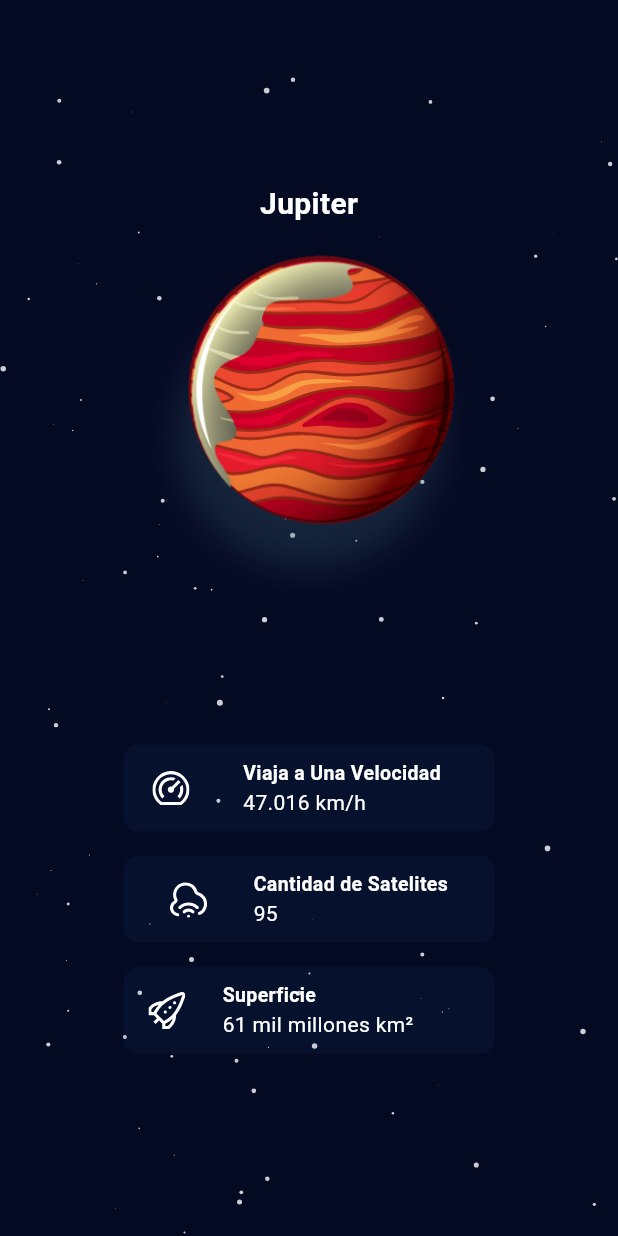
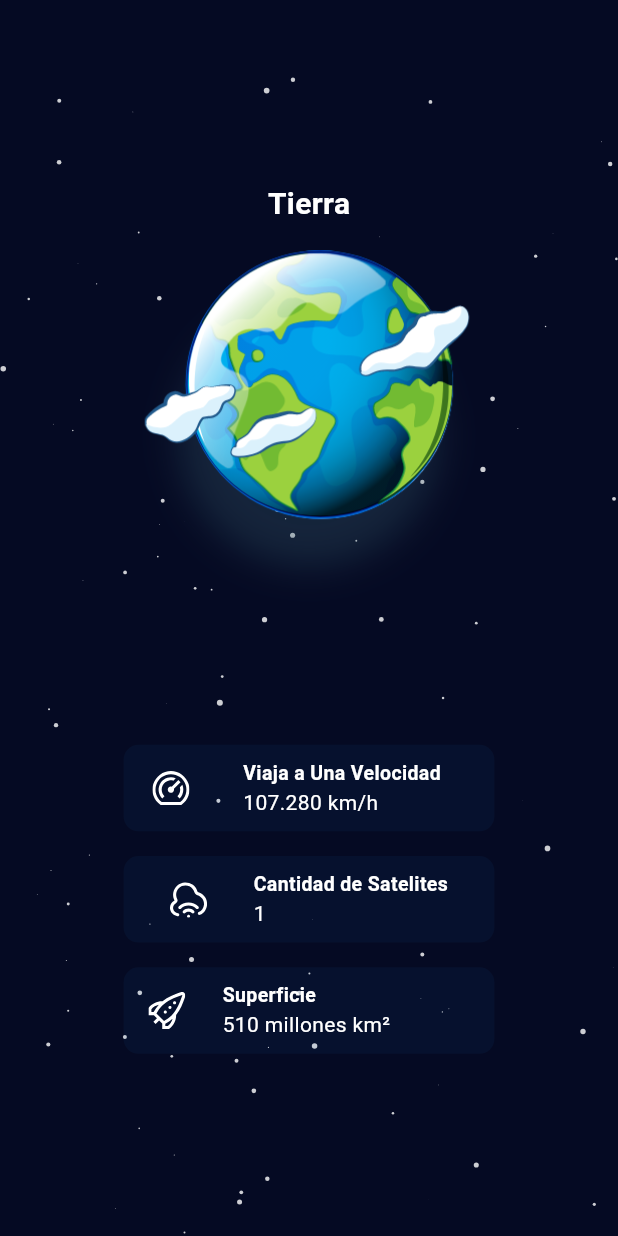
Before and after one commit to ItzRodri/spaceapp, a Flutter app: the Homescreen screen opened directly, swiped to page 3, on a phone screen of 412 x 824 dp. Run offline on Flutter 3.47's test engine with Material 3 defaults, Android fonts, the light colour scheme and no system bars; our stand-ins replace flutter_svg, lottie, responsive_sizer; missing offline and left inert: panorama_viewer.

Commit message:
Fix Neptuno

```diff
--- a/spaceapp/lib/screen/homescreen.dart
+++ b/spaceapp/lib/screen/homescreen.dart
@@ -15,67 +15,67 @@ class Homescreen extends StatefulWidget {
 class _HomescreenState extends State<Homescreen>
     with SingleTickerProviderStateMixin {
   final List<String> planetImages = [
+    'assets/mercury.png',
+    'assets/venus.png',
     'assets/earth.png',
     'assets/mars.png',
     'assets/jupiter.png',
     'assets/saturn.png',
-    'assets/mercury.png',
+    'assets/uranus.png',
     'assets/neptune.png',
-    'assets/venus.png',
-    'assets/uranus.png',
   ];
   final List<String> planetKM = [
+    '8 mil millones km²',
+    '460 millones km²',
     '510 millones km²', // Tierra
     '144 millones km²', // Marte
     '61 mil millones km²', // Júpiter
     '42 mil millones km²', // Saturno
-    '8 mil millones km²', // Mercurio
-    '7.6 mil millones km²', // Neptuno
-    '460 millones km²', // Venus
-    '74 millones km²', // Urano
+    '74 millones km²',
+    '7.6 mil millones km²',
   ];
 
   final List<String> planetV = [
+    '172.404 km/h',
+    '126.108 km/h',
     '107.280 km/h',
     '86.868 km/h ',
     '47.016 km/h',
     '34.705 km/h',
-    '172.404 km/h',
+    '24.516 km/h',
     '19.548 km/h',
-    '126.108 km/h',
-    '24.516 km/h'
   ];
   final List<String> planetSatelites = [
+    '0',
+    '0',
     '1',
     '2',
     '95',
     '146',
-    '0',
+    '28',
     '16',
-    '0',
-    '28'
   ];
 
   final List<String> planetPaseo = [
+    'assets/paseo/mercurio1.jpeg',
+    'assets/paseo/venus.jpeg',
     'assets/paseo/tierra.jpeg',
     'assets/paseo/martenoche.jpeg',
     'assets/paseo/jupiter.jpeg',
     'assets/paseo/saturno.jpeg',
-    'assets/paseo/mercurio1.jpeg',
-    'assets/neptune.png',
-    'assets/paseo/venus.jpeg',
     'assets/paseo/urano.jpeg',
+    'assets/paseo/neptuno.jpg',
   ];
 
   final List<String> planetNames = [
+    'Mercurio',
+    'Venus',
     'Tierra',
     'Marte',
     'Jupiter',
     'Saturno',
-    'Mercurio',
+    'Urano',
     'Neptuno',
-    'Venus',
-    'Urano',
   ];
 
   PageController _pageController = PageController(viewportFraction: 0.6);
```
Also changed, not shown: spaceapp/assets/paseo/neptuno.jpg (added).
